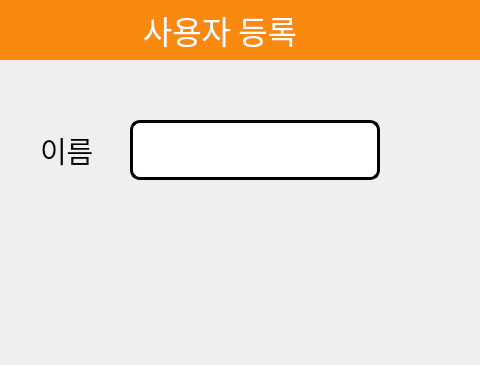
Before: the Qt Designer form PianoManager/UI/NewUser1.ui in dotoleeoak/hun-piano, drawn with Qt 5; both pictures show x 180 to 660 and y 0 to 365 of the 800 by 480 pixel window.
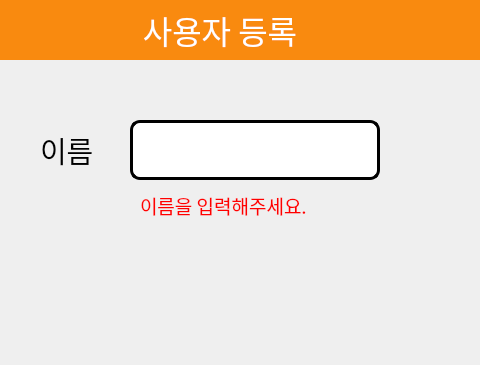
After: the same form once the commit is applied. Icons and pictures are not drawn.

```diff
--- a/PianoManager/UI/NewUser1.ui
+++ b/PianoManager/UI/NewUser1.ui
@@ -282,6 +282,31 @@
     <enum>Qt::Vertical</enum>
    </property>
   </widget>
+  <widget class="QLabel" name="labelError">
+   <property name="enabled">
+    <bool>false</bool>
+   </property>
+   <property name="geometry">
+    <rect>
+     <x>320</x>
+     <y>190</y>
+     <width>200</width>
+     <height>30</height>
+    </rect>
+   </property>
+   <property name="font">
+    <font>
+     <family>배달의민족 주아</family>
+     <pointsize>14</pointsize>
+    </font>
+   </property>
+   <property name="styleSheet">
+    <string notr="true">color: rgb(255, 0, 0);</string>
+   </property>
+   <property name="text">
+    <string>이름을 입력해주세요.</string>
+   </property>
+  </widget>
  </widget>
  <resources/>
  <connections/>
```
